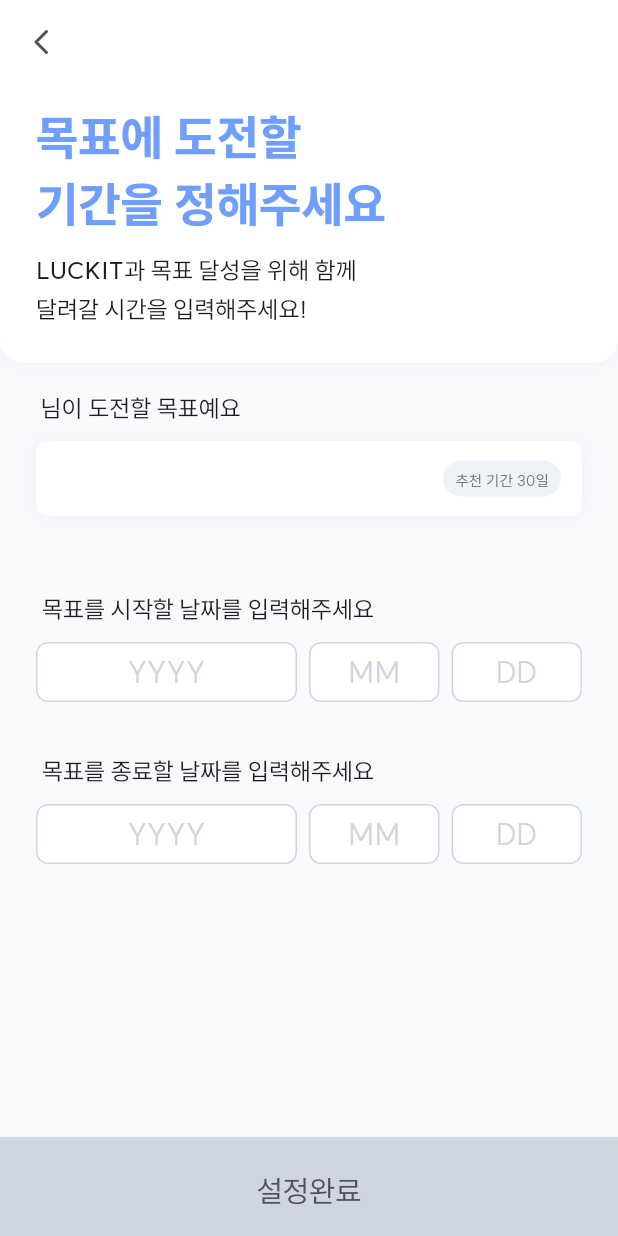
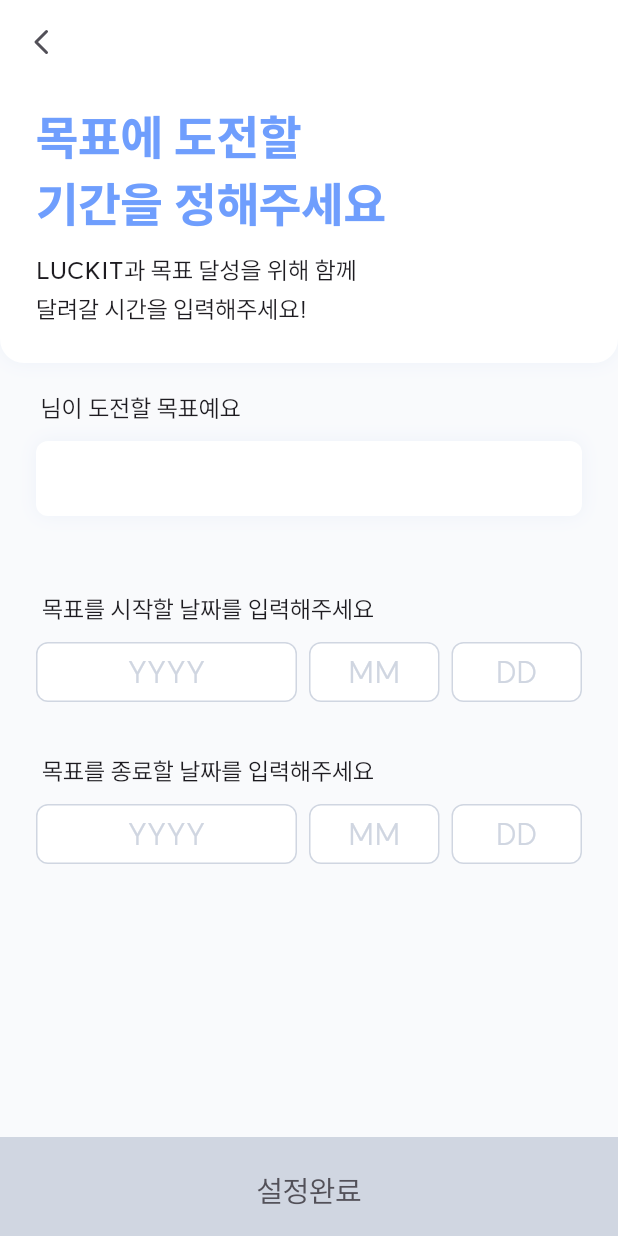
Before and after one commit to 9oormthon-univ/2024_DANPOONG_TEAM_27_FE, a Flutter app: the OnboardingDurationView screen opened by its route, on a phone screen of 412 x 824 dp. Run offline on Flutter 3.47's test engine with Material 3 defaults, Android fonts, the phone set to English and light mode, and no system bars; our stand-ins replace dio, equatable, flutter_riverpod, flutter_secure_storage, flutter_svg, go_router and 2 more; accounts and stored records are empty; generated files the repository leaves out were written again; network calls fail; project files that could hold a hidden picture were left out.

Commit message:
✨ 목표 예상 기간 저장
목표 예상 기간 저장

```diff
--- a/lib/ui/onboarding/onboarding_view_model.dart
+++ b/lib/ui/onboarding/onboarding_view_model.dart
@@ -48,6 +48,7 @@ class OnboardingViewModel extends StateNotifier<OnboardingState> {
         selectedSuggestion: -1,
         goal:
             state.goalInputFieldText.isNotEmpty ? state.goalInputFieldText : '',
+        suggestedDuration: '',
       );
       debugPrint('현재 목표: ${state.goal}');
     }
@@ -56,6 +57,7 @@ class OnboardingViewModel extends StateNotifier<OnboardingState> {
       state = state.copyWith(
         selectedSuggestion: index,
         goal: state.suggestions[index].suggestedGoal,
+        suggestedDuration: state.suggestions[index].suggestedDuration,
       );
       debugPrint('현재 목표: ${state.goal}');
     }
--- a/lib/ui/onboarding/views/onboarding_duration_view.dart
+++ b/lib/ui/onboarding/views/onboarding_duration_view.dart
@@ -45,7 +45,6 @@ class OnboardingDurationView extends ConsumerWidget {
                     style: LuckitTypos.suitR16,
                   ),
                 ),
-                // TODO state/viewModel에 추천 기간 저장
                 Container(
                   decoration: BoxDecoration(
                     borderRadius: const BorderRadius.all(Radius.circular(8.0)),
@@ -68,9 +67,14 @@ class OnboardingDurationView extends ConsumerWidget {
                           ),
                         ),
                       ),
-                      const SizedBox(width: 4.0),
-                      // TODO state의 추천 기간
-                      SuggestedDurationWidget(isChecked: true, duration: "30일"),
+                      if (state.suggestedDuration.isNotEmpty)
+                        Padding(
+                          padding: const EdgeInsets.only(left: 4.0),
+                          child: SuggestedDurationWidget(
+                            isChecked: true,
+                            duration: state.suggestedDuration,
+                          ),
+                        ),
                     ],
                   ),
                 ),
```
